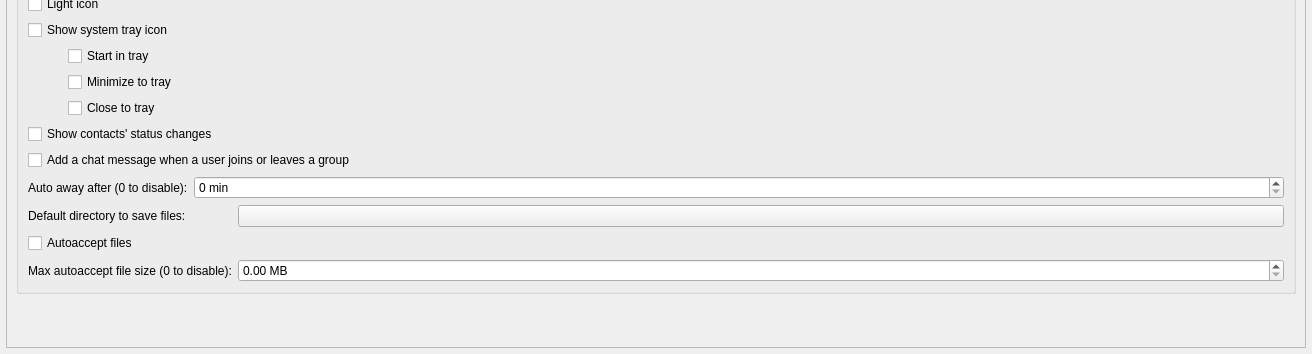
The window that src/widget/form/settings/generalsettings.ui (TokTok/qTox) describes before a commit, drawn with Qt 5; both pictures show x 0 to 1312 and y 157 to 511 of the 1312 by 511 pixel window.
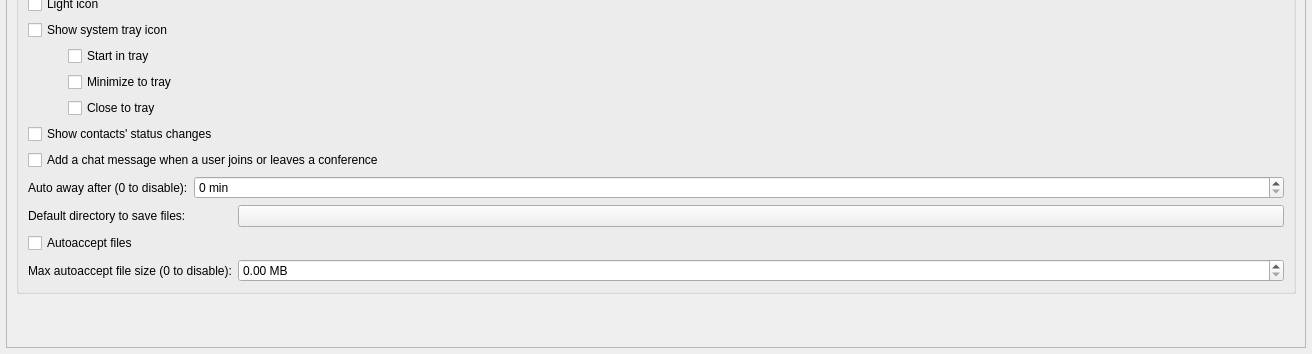
The same window after the commit. Custom widgets are drawn as their Qt base class.

Commit message:
refactor: Rename Group Chat to Conference
Conference is the correct name per Tox protocol. Now that Tox has implemented new group chats, it is important to refer to conferences properly.

What changed in the file:
```diff
--- a/src/widget/form/settings/generalsettings.ui
+++ b/src/widget/form/settings/generalsettings.ui
@@ -225,7 +225,7 @@
             <item>
              <widget class="QCheckBox" name="groupJoinLeaveMessages">
               <property name="text">
-               <string>Add a chat message when a user joins or leaves a group</string>
+               <string>Add a chat message when a user joins or leaves a conference</string>
               </property>
              </widget>
             </item>
```
Left out of the diff: 4 changed lines with no effect on the pictures. The commit also changes 170 other files.
